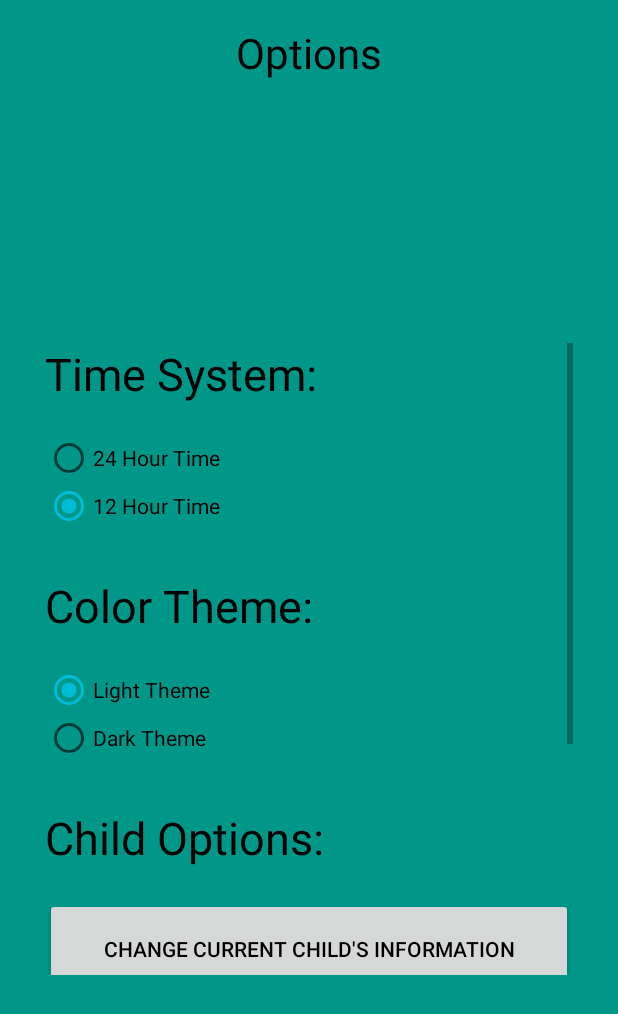
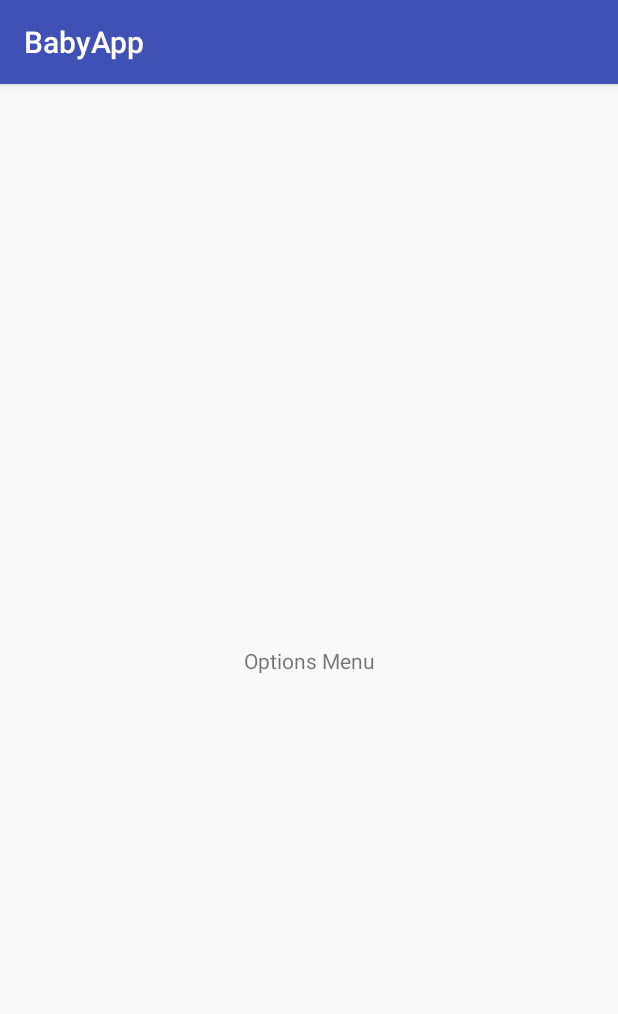
Before and after one commit to naumaanh/BabyAid, an Android app: the OptionsMenu screen opened directly, with no data from a screen before it, on a phone screen of 412 x 824 dp. Shown: the top 1014 px of the screen. Run offline under Robolectric (Android 15) with nearby library versions, the phone set to English and light mode, and no system bars.

Commit message:
Revert "Merge branch 'master' into Nathan_branch"
This reverts commit 9a2764f3f3e24da7c5b45aacdb595b731776ba23, reversing
changes made to 9fe45094a6d57610ef77d1eb4f19ddbceb0989b5.

```diff
--- a/app/src/main/AndroidManifest.xml
+++ b/app/src/main/AndroidManifest.xml
@@ -8,7 +8,7 @@
         android:label="@string/app_name"
         android:roundIcon="@mipmap/ic_launcher_round"
         android:supportsRtl="true"
-        android:theme="@style/Light_Theme">
+        android:theme="@style/AppTheme">
         <activity android:name=".ChooseChildMenu">
             <intent-filter>
                 <action android:name="android.intent.action.MAIN" />
@@ -28,8 +28,7 @@
         <activity android:name=".WasteSessionInfoMenu" />
         <activity android:name=".MainActivity" />
         <activity android:name=".AddChildMenu" />
-        <activity android:name=".RemoveChildMenu" />
-        <activity android:name=".BaseActivity"></activity>
+        <activity android:name=".RemoveChildMenu"></activity>
     </application>
 
 </manifest>
--- a/app/src/main/java/myaaronbatch/unt/edu/babyapp/BaseActivity.java
+++ /dev/null
@@ -1,34 +0,0 @@
-package myaaronbatch.unt.edu.babyapp;
-
-import android.support.v7.app.AppCompatActivity;
-import android.os.Bundle;
-
-import AppDataStructures.Settings;
-
-// This base class will set the theme for all of the activities in the entire application (since all of the activities will inherit from this activity)
-public class BaseActivity extends AppCompatActivity
-{
-    Settings settings; // Variable which will hold the settings singleton
-
-    @Override
-    protected void onCreate(Bundle savedInstanceState)
-    {
-        // Get settings singleton
-        settings = Settings.getInstance();
-
-        // If theme is set to the dark theme, switch to the dark theme
-        if(settings.isDarkTheme)
-        {
-            setTheme(R.style.Dark_Theme);
-        }
-
-        // If theme is set to the light theme, switch to the light theme
-        else
-        {
-            setTheme(R.style.Light_Theme);
-        }
-
-        super.onCreate(savedInstanceState);
-        setContentView(R.layout.activity_base);
-    }
-}
--- a/app/src/main/java/myaaronbatch/unt/edu/babyapp/ChooseChildMenu.java
+++ b/app/src/main/java/myaaronbatch/unt/edu/babyapp/ChooseChildMenu.java
@@ -1,6 +1,7 @@
 package myaaronbatch.unt.edu.babyapp;
 
 import android.content.Intent;
+import android.support.v7.app.AppCompatActivity;
 import android.os.Bundle;
 import android.view.View;
 import android.widget.Button;
@@ -12,7 +13,7 @@ import java.util.ArrayList;
 import AppDataStructures.Child;
 import AppDataStructures.Settings;
 
-public class ChooseChildMenu extends BaseActivity {
+public class ChooseChildMenu extends AppCompatActivity {
     Button rmvBtn;
     Button addBtn;
     LinearLayout childList;
--- a/app/src/main/java/myaaronbatch/unt/edu/babyapp/DatePickerFragment.java
+++ b/app/src/main/java/myaaronbatch/unt/edu/babyapp/DatePickerFragment.java
@@ -30,6 +30,6 @@ public class DatePickerFragment extends DialogFragment
         Settings tempSettings = Settings.getInstance();
 
         // Return a date picker dialog with current date
-        return new DatePickerDialog(getActivity(), (DatePickerDialog.OnDateSetListener) getActivity(), year, month, day);
+        return new DatePickerDialog(getActivity(), tempSettings.styleInt, (DatePickerDialog.OnDateSetListener) getActivity(), year, month, day);
     }
 }
--- a/app/src/main/java/myaaronbatch/unt/edu/babyapp/FeedingSessionInfoMenu.java
+++ b/app/src/main/java/myaaronbatch/unt/edu/babyapp/FeedingSessionInfoMenu.java
@@ -2,6 +2,7 @@ package myaaronbatch.unt.edu.babyapp;
 
 import android.content.Intent;
 import android.os.Bundle;
+import android.support.v7.app.AppCompatActivity;
 import android.view.MotionEvent;
 import android.view.View;
 import android.view.WindowManager;
@@ -23,7 +24,7 @@ import AppDataStructures.SleepingSession;
 import AppDataStructures.WasteSession;
 
 // Class which represents the info menu for the feeding session
-public class FeedingSessionInfoMenu extends BaseActivity
+public class FeedingSessionInfoMenu extends AppCompatActivity
 {
     NumberPicker feedingMethodPicker = null; // Number picker for the feeding method
     EditText foodTypeTextBox; // editable text box for the food type
--- a/app/src/main/java/myaaronbatch/unt/edu/babyapp/MainActivity.java
+++ b/app/src/main/java/myaaronbatch/unt/edu/babyapp/MainActivity.java
@@ -2,13 +2,14 @@ package myaaronbatch.unt.edu.babyapp;
 
 import android.content.Intent;
 import android.os.Bundle;
+import android.support.v7.app.AppCompatActivity;
 import android.view.View;
 import android.widget.Button;
 import android.widget.TextView;
 
 import AppDataStructures.Child;
 
-public class MainActivity extends BaseActivity
+public class MainActivity extends AppCompatActivity
 {
     TextView titleTextView; // Textview which represents the title of the activity
     TextView subtitleTextView; // Textview which represents the subtitle of the activity
--- a/app/src/main/java/myaaronbatch/unt/edu/babyapp/MedicalSessionInfoMenu.java
+++ b/app/src/main/java/myaaronbatch/unt/edu/babyapp/MedicalSessionInfoMenu.java
@@ -1,6 +1,7 @@
 package myaaronbatch.unt.edu.babyapp;
 
 import android.content.Intent;
+import android.support.v7.app.AppCompatActivity;
 import android.os.Bundle;
 import android.view.MotionEvent;
 import android.view.View;
@@ -8,13 +9,14 @@ import android.view.WindowManager;
 import android.widget.Button;
 import android.widget.EditText;
 import android.widget.NumberPicker;
+import android.widget.Spinner;
 import android.widget.TextView;
 
 import AppDataStructures.Child;
 import AppDataStructures.MedicalSession;
 import AppDataStructures.medGiven;
 
-public class MedicalSessionInfoMenu extends BaseActivity {
+public class MedicalSessionInfoMenu extends AppCompatActivity {
 
     NumberPicker dosagePicker = null;
     EditText medTypeText = null;
--- a/app/src/main/java/myaaronbatch/unt/edu/babyapp/OptionsMenu.java
+++ b/app/src/main/java/myaaronbatch/unt/edu/babyapp/OptionsMenu.java
@@ -1,191 +1,13 @@
 package myaaronbatch.unt.edu.babyapp;
 
-import android.content.Intent;
+import android.support.v7.app.AppCompatActivity;
 import android.os.Bundle;
-import android.view.View;
-import android.widget.Button;
-import android.widget.RadioButton;
-import android.widget.RadioGroup;
 
-import AppDataStructures.Settings;
-
-public class OptionsMenu extends BaseActivity
-{
-    RadioGroup timeSystemRadioGroup; // Radiogroup of radio buttons for "time system"
-    RadioGroup colorThemeRadioGroup; // Radio group of radio buttons for "color theme"
-    RadioButton radioButton; // radio button variable which will represent the radio button that was just pressed
-
-    boolean is24HrTime; // boolean representing the user's 24 or 12 hour time preference
-    boolean isDarkTheme; // boolean representing the user's dark or light theme preference
-
-    Button changeChildInfoBtn; // Button which the user will press if they would like to change their current child's information
-    Button saveAndExitBtn; // Button which the user will press if they would like to save their choices and exit the options menu
-    Button exitWithoutSavingBtn; // Button which the user will press if they would like to exit the options menu without saving their choices
-
-    String menuName = "OptionsMenu"; // Variable which will carry the name of the current menu
-
-    Settings settings; // Variable which will hold the settings singleton
+public class OptionsMenu extends AppCompatActivity {
 
     @Override
-    protected void onCreate(Bundle savedInstanceState)
-    {
+    protected void onCreate(Bundle savedInstanceState) {
         super.onCreate(savedInstanceState);
         setContentView(R.layout.activity_options_menu);
-
-        // Initialize variables with their UI counterparts
-
-        timeSystemRadioGroup = (RadioGroup) findViewById(R.id.timeSystemRadioGroup);
-        colorThemeRadioGroup = (RadioGroup) findViewById(R.id.colorThemeRadioGroup);
-
-        changeChildInfoBtn = (Button) findViewById(R.id.changeChildInfoBtn);
-        saveAndExitBtn = (Button) findViewById(R.id.saveAndExitBtn);
-        exitWithoutSavingBtn = (Button) findViewById(R.id.exitWithoutSavingBtn);
-
-        // Get settings singleton
-        settings = Settings.getInstance();
-
-        // Get user's current settings
-        is24HrTime = settings.is24HTime;
-        isDarkTheme = settings.isDarkTheme;
-
-        // Initialize radio group choices to user's current settings
-
-        if(settings.is24HTime)
-        {
-            timeSystemRadioGroup.check(R.id.twoFourHrTime);
-        }
-        else
-        {
-            timeSystemRadioGroup.check(R.id.oneTwoHrTime);
-        }
-
-        if(settings.isDarkTheme)
-        {
-            colorThemeRadioGroup.check(R.id.darkTheme);
-        }
-        else
-        {
-            colorThemeRadioGroup.check(R.id.lightTheme);
-        }
-
-        // When the changeChildInfoBtn is tapped, send the user to the add child menu
-        changeChildInfoBtn.setOnClickListener(new View.OnClickListener()
-        {
-            @Override
-            public void onClick(View view)
-            {
-                // Make intent to go to the add child menu
-                Intent goToChildInfoMenuIntent = new Intent(getApplicationContext(), AddChildMenu.class);
-
-                // send the name of the menu that the user is on to the add child menu
-                goToChildInfoMenuIntent.putExtra("MenuName", menuName);
-
-                // Go to the menu the user chose
-                startActivity(goToChildInfoMenuIntent);
-            }
-        });
-
-        // When the saveAndExitBtn is tapped, save the user's current settings and send the user to the child main menu
-        saveAndExitBtn.setOnClickListener(new View.OnClickListener()
-        {
-            @Override
-            public void onClick(View view)
-            {
-                // Make intent that goes to the child main menu
-                Intent goToChildMainMenuIntent = new Intent(getApplicationContext(), MainActivity.class);
-
-                // Save user's selected settings
-                settings.is24HTime = is24HrTime;
-                settings.isDarkTheme = isDarkTheme;
-
-                // TEST CODE
-
-                if(settings.is24HTime){
-                    System.out.println("24 Hour Time Enabled");
-                }
-                else{
-                    System.out.println("12 Hour Time Enabled");
-                }
-
-                if (settings.isDarkTheme) {
-
-                    System.out.println("Dark Theme Enabled");
-                }
-                else{
-                    System.out.println("Light Theme Enabled");
-                }
-
-                // Go to the menu the user chose
-                startActivity(goToChildMainMenuIntent);
-            }
-        });
-
-        // When the exitWithoutSavingBtn is tapped, send the user to the child main menu without saving their settings
-        exitWithoutSavingBtn.setOnClickListener(new View.OnClickListener()
-        {
-            @Override
-            public void onClick(View view)
-            {
-                // Make intent that goes to the child main menu
-                Intent goToChildMainMenuIntent = new Intent(getApplicationContext(), MainActivity.class);
-
-                // Go to the menu the user chose
-                startActivity(goToChildMainMenuIntent);
-            }
-        });
-    }
-
-    // If a radio button on the "time system" radio group is selected, save the user's choice into the temporary is24HrTime bool variable
-    public void tsClick(View v)
-    {
-        // get id of selected radio button
-        int rbID = timeSystemRadioGroup.getCheckedRadioButtonId();
-
-        // With id of selected radio button, get selected radio button object
-        radioButton = (RadioButton) findViewById(rbID);
-
-        // If user chose 24 Hr time radio button, save that choice into temp bools
-        if(radioButton.getId() == R.id.twoFourHrTime)
-        {
-            is24HrTime = true;
-            System.out.println("24 HR Time Set");
-        }
-
-        // If user chose 12 Hr time radio button, save that choice into temp bools
-        else
-        {
-            is24HrTime = false;
-            System.out.println("12 HR Time Set");
-        }
-
-        // Send notification to screen about user's choice
-        //Toast.makeText(getBaseContext(), radioButton.getText(), Toast.LENGTH_LONG).show();
-    }
-
-    // If a radio button on the "color theme" radio group is selected, save the user's choice into the temporary isDarkTheme bool variable
-    public void ctClick(View v)
-    {
-        // get id of selected radio button
-        int rbID = colorThemeRadioGroup.getCheckedRadioButtonId();
-
-        // With id of selected radio button, get selected radio button object
-        radioButton = (RadioButton) findViewById(rbID);
-
-        // If user chose dark theme radio button, save that choice into temp bools
-        if(radioButton.getId() == R.id.darkTheme)
-        {
-            isDarkTheme = true;
-            System.out.println("Dark Theme Set");
-        }
-
-        // If user chose light theme radio button, save that choice into temp bools
-        else
-        {
-            isDarkTheme = false;
-            System.out.println("Light Theme Set");
-        }
-
-        // Send notification to screen about user's choice
-        //Toast.makeText(getBaseContext(), radioButton.getText(), Toast.LENGTH_LONG).show();
     }
 }
--- a/app/src/main/java/myaaronbatch/unt/edu/babyapp/RemoveChildMenu.java
+++ b/app/src/main/java/myaaronbatch/unt/edu/babyapp/RemoveChildMenu.java
@@ -1,8 +1,9 @@
 package myaaronbatch.unt.edu.babyapp;
 
+import android.support.v7.app.AppCompatActivity;
 import android.os.Bundle;
 
-public class RemoveChildMenu extends BaseActivity {
+public class RemoveChildMenu extends AppCompatActivity {
 
     @Override
     protected void onCreate(Bundle savedInstanceState) {
--- a/app/src/main/java/myaaronbatch/unt/edu/babyapp/SessionInformationMenu.java
+++ b/app/src/main/java/myaaronbatch/unt/edu/babyapp/SessionInformationMenu.java
@@ -1,8 +1,9 @@
 package myaaronbatch.unt.edu.babyapp;
 
+import android.support.v7.app.AppCompatActivity;
 import android.os.Bundle;
 
-public class SessionInformationMenu extends BaseActivity {
+public class SessionInformationMenu extends AppCompatActivity {
 
     @Override
     protected void onCreate(Bundle savedInstanceState) {
--- a/app/src/main/java/myaaronbatch/unt/edu/babyapp/SessionRecordingMenu.java
+++ b/app/src/main/java/myaaronbatch/unt/edu/babyapp/SessionRecordingMenu.java
@@ -2,11 +2,12 @@ package myaaronbatch.unt.edu.babyapp;
 
 import android.content.Intent;
 import android.os.Bundle;
+import android.support.v7.app.AppCompatActivity;
 import android.view.View;
 import android.widget.Button;
 
 // Class that represents the "Session Recording Menu"
-public class SessionRecordingMenu extends BaseActivity
+public class SessionRecordingMenu extends AppCompatActivity
 {
     Button backBtn; // Btn which represents the back button on the view
     Button feedingSessionBtn; // Btn which represents the feeding session button on the view
--- a/app/src/main/java/myaaronbatch/unt/edu/babyapp/SessionViewingMenu.java
+++ b/app/src/main/java/myaaronbatch/unt/edu/babyapp/SessionViewingMenu.java
@@ -2,6 +2,7 @@ package myaaronbatch.unt.edu.babyapp;
 
 import android.content.Intent;
 import android.os.Bundle;
+import android.support.v7.app.AppCompatActivity;
 import android.view.View;
 import android.widget.Button;
 import android.widget.LinearLayout;
@@ -11,7 +12,7 @@ import java.text.SimpleDateFormat;
 import AppDataStructures.Child;
 import AppDataStructures.Settings;
 
-public class SessionViewingMenu extends BaseActivity
+public class SessionViewingMenu extends AppCompatActivity
 {
     Button backButton;
     LinearLayout sessionList;
--- a/app/src/main/java/myaaronbatch/unt/edu/babyapp/SleepingSessionInfoMenu.java
+++ b/app/src/main/java/myaaronbatch/unt/edu/babyapp/SleepingSessionInfoMenu.java
@@ -5,6 +5,7 @@ import android.app.TimePickerDialog;
 import android.content.Intent;
 import android.os.Bundle;
 import android.support.v4.app.DialogFragment;
+import android.support.v7.app.AppCompatActivity;
 import android.view.View;
 import android.widget.Button;
 import android.widget.DatePicker;
@@ -19,7 +20,7 @@ import AppDataStructures.Child;
 import AppDataStructures.Settings;
 import AppDataStructures.SleepingSession;
 
-public class SleepingSessionInfoMenu extends BaseActivity implements DatePickerDialog.OnDateSetListener, TimePickerDialog.OnTimeSetListener
+public class SleepingSessionInfoMenu extends AppCompatActivity implements DatePickerDialog.OnDateSetListener, TimePickerDialog.OnTimeSetListener
 {
     TextView currentStartDateTV; // Textview var representing the box that will hold the current start date
     TextView currentStartTimeTV; // Textview var representing the box that will hold the current start time
--- a/app/src/main/java/myaaronbatch/unt/edu/babyapp/StartOrEndSessionMenu.java
+++ b/app/src/main/java/myaaronbatch/unt/edu/babyapp/StartOrEndSessionMenu.java
@@ -2,6 +2,7 @@ package myaaronbatch.unt.edu.babyapp;
 
 import android.content.Intent;
 import android.os.Bundle;
+import android.support.v7.app.AppCompatActivity;
 import android.view.View;
 import android.widget.Button;
 import android.widget.TextView;
@@ -17,7 +18,7 @@ import AppDataStructures.TimeVars;
 import AppDataStructures.WasteSession;
 
 // Class which represents the "Start/End Session Menu"
-public class StartOrEndSessionMenu extends BaseActivity
+public class StartOrEndSessionMenu extends AppCompatActivity
 {
     Button backBtn_SOESM; // Button which will take the user to the previous screen
     Button startOrEndBtn; // Button which will start a session or end a session (depending on what it is displaying at that time)
--- a/app/src/main/java/myaaronbatch/unt/edu/babyapp/WasteSessionInfoMenu.java
+++ b/app/src/main/java/myaaronbatch/unt/edu/babyapp/WasteSessionInfoMenu.java
@@ -1,7 +1,8 @@
 package myaaronbatch.unt.edu.babyapp;
 
+import android.support.v7.app.AppCompatActivity;
+import android.os.Bundle;
 import android.content.Intent;
-import android.os.Bundle;
 import android.view.MotionEvent;
 import android.view.View;
 import android.view.WindowManager;
@@ -13,7 +14,7 @@ import android.widget.TextView;
 import AppDataStructures.Child;
 import AppDataStructures.WasteSession;
 
-public class WasteSessionInfoMenu extends BaseActivity {
+public class WasteSessionInfoMenu extends AppCompatActivity {
 
     NumberPicker wasteTypePicker = null; // Number picker for the waste type method
     EditText wasteColorTextBox; // editable text box for the waste color
--- a/app/src/main/res/layout/activity_options_menu.xml
+++ b/app/src/main/res/layout/activity_options_menu.xml
@@ -6,153 +6,16 @@
     android:layout_height="match_parent"
     tools:context="myaaronbatch.unt.edu.babyapp.OptionsMenu">
 
-    <ScrollView
-        android:id="@+id/scrollView3"
-        android:layout_width="352dp"
-        android:layout_height="421dp"
+    <TextView
+        android:id="@+id/textView2"
+        android:layout_width="wrap_content"
+        android:layout_height="wrap_content"
         android:layout_marginBottom="8dp"
         android:layout_marginEnd="8dp"
         android:layout_marginStart="8dp"
         android:layout_marginTop="8dp"
+        android:text="Options Menu"
         app:layout_constraintBottom_toBottomOf="parent"
-        app:layout_constraintEnd_toEndOf="parent"
-        app:layout_constraintStart_toStartOf="parent"
-        app:layout_constraintTop_toBottomOf="@+id/textView2">
-
-        <LinearLayout
-            android:layout_width="match_parent"
-            android:layout_height="wrap_content"
-            android:orientation="vertical">
-
-            <TextView
-                android:id="@+id/textView5"
-                android:layout_width="match_parent"
-                android:layout_height="wrap_content"
-                android:text="Time System:"
-                android:textSize="30sp" />
-
-            <Space
-                android:layout_width="match_parent"
-                android:layout_height="20dp" />
-
-            <RadioGroup
-                android:id="@+id/timeSystemRadioGroup"
-                android:layout_width="match_parent"
-                android:layout_height="match_parent">
-
-                <RadioButton
-                    android:id="@+id/twoFourHrTime"
-                    android:layout_width="wrap_content"
-                    android:layout_height="wrap_content"
-                    android:layout_weight="1"
-                    android:onClick="tsClick"
-                    android:text="24 Hour Time" />
-
-                <RadioButton
-                    android:id="@+id/oneTwoHrTime"
-                    android:layout_width="wrap_content"
-                    android:layout_height="wrap_content"
-                    android:layout_weight="1"
-                    android:onClick="tsClick"
-                    android:text="12 Hour Time" />
-
-            </RadioGroup>
-
-            <Space
-                android:layout_width="match_parent"
-                android:layout_height="30dp" />
-
-            <TextView
-                android:id="@+id/textView10"
-                android:layout_width="match_parent"
-                android:layout_height="wrap_content"
-                android:text="Color Theme:"
-                android:textSize="30sp" />
-
-            <Space
-                android:layout_width="match_parent"
-                android:layout_height="20dp" />
-
-            <RadioGroup
-                android:id="@+id/colorThemeRadioGroup"
-                android:layout_width="match_parent"
-                android:layout_height="match_parent">
-
-                <RadioButton
-                    android:id="@+id/lightTheme"
-                    android:layout_width="wrap_content"
-                    android:layout_height="wrap_content"
-                    android:layout_weight="1"
-                    android:onClick="ctClick"
-                    android:text="Light Theme" />
-
-                <RadioButton
-                    android:id="@+id/darkTheme"
-                    android:layout_width="wrap_content"
-                    android:layout_height="wrap_content"
-                    android:layout_weight="1"
-                    android:onClick="ctClick"
-                    android:text="Dark Theme" />
-
-            </RadioGroup>
-
-            <Space
-                android:layout_width="match_parent"
-                android:layout_height="30dp" />
-
-            <TextView
-                android:id="@+id/textView12"
-                android:layout_width="match_parent"
-                android:layout_height="wrap_content"
-                android:text="Child Options:"
-                android:textSize="30sp" />
-
-            <Space
-                android:layout_width="match_parent"
-                android:layout_height="20dp" />
-
-            <Button
-                android:id="@+id/changeChildInfoBtn"
-                android:layout_width="match_parent"
-                android:layout_height="68dp"
-                android:text="Change Current Child's Information" />
-
-            <Space
-                android:layout_width="match_parent"
-                android:layout_height="30dp" />
-
-            <Button
-                android:id="@+id/saveAndExitBtn"
-                android:layout_width="match_parent"
-                android:layout_height="68dp"
-                android:text="Save and Exit" />
-
-            <Space
-                android:layout_width="match_parent"
-                android:layout_height="30dp" />
-
-            <Button
-                android:id="@+id/exitWithoutSavingBtn"
-                android:layout_width="match_parent"
-                android:layout_height="68dp"
-                android:text="Exit Without Saving" />
-
-            <Space
-                android:layout_width="match_parent"
-                android:layout_height="30dp" />
-
-        </LinearLayout>
-    </ScrollView>
-
-    <TextView
-        android:id="@+id/textView2"
-        android:layout_width="wrap_content"
-        android:layout_height="wrap_content"
-        android:layout_marginEnd="8dp"
-        android:layout_marginStart="8dp"
-        android:layout_marginTop="16dp"
-        android:text="Options"
-        android:textSize="28sp"
         app:layout_constraintEnd_toEndOf="parent"
         app:layout_constraintStart_toStartOf="parent"
         app:layout_constraintTop_toTopOf="parent" />
--- a/app/src/main/res/values/colors.xml
+++ b/app/src/main/res/values/colors.xml
@@ -4,8 +4,4 @@
     <color name="colorPrimaryDark">#303F9F</color>
     <color name="colorAccent">#FF4081</color>
     <color name="white">#FFFFFF</color>
-    <color name="primary_material_light">#4fc3f7</color>
-    <color name="primary_dark_material_light">#0093c4</color>
-    <color name="accent_material_light">#00bcd4</color>
-    <color name="Teal">#009688</color>
 </resources>
--- a/app/src/main/res/values/styles.xml
+++ b/app/src/main/res/values/styles.xml
@@ -8,13 +8,4 @@
         <item name="colorAccent">@color/colorAccent</item>
     </style>
 
-    <style name="Light_Theme" parent="Theme.AppCompat.Light.NoActionBar" >
-        <item name="android:colorBackground">@color/Teal</item>
-        <item name="android:textColor">#000000</item>
-    </style>
-
-    <style name="Dark_Theme" parent="Theme.AppCompat.NoActionBar" >
-        <item name="android:textColor">#ffffff</item>
-    </style>
-
 </resources>
```
Also changed, not shown: app/src/main/java/myaaronbatch/unt/edu/babyapp/ShareWeeklyReportMenu.java (+12 -7 lines), app/src/main/res/layout/activity_base.xml (deleted, +0 -9 lines).
